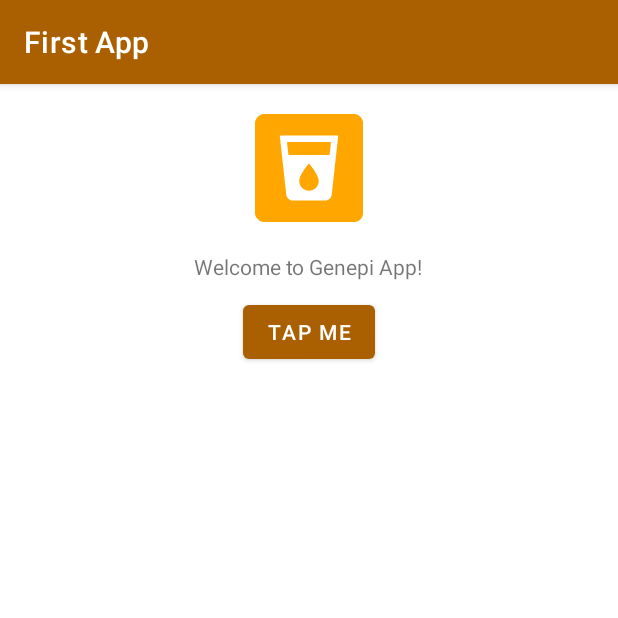
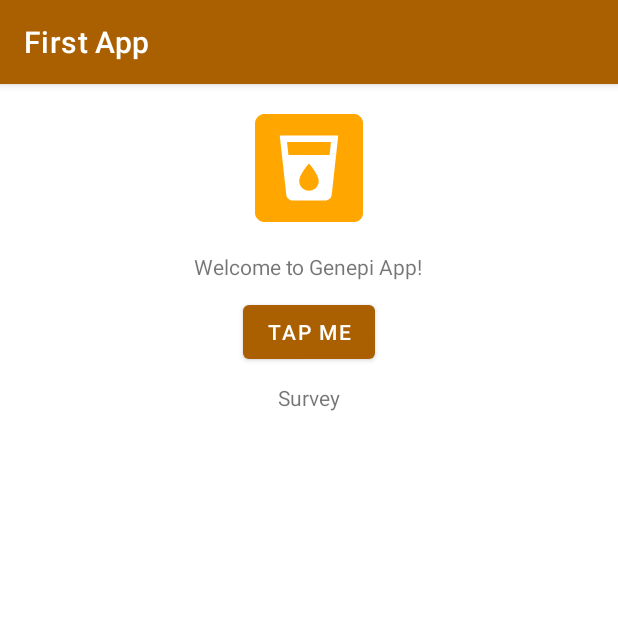
Before and after one commit to NANS05/Genepi, an Android app: the screen it shows after launch (MainActivity), on a phone screen of 412 x 824 dp, the top half of it. Run offline under Robolectric (Android 15) with nearby library versions, the light colour scheme and no system bars.

Commit message:
Début du formulaire sur la page d'accueil

```diff
--- a/app/src/main/res/layout/activity_main.xml
+++ b/app/src/main/res/layout/activity_main.xml
@@ -37,4 +37,12 @@
             android:layout_gravity="center_horizontal"
     />
 
+    <TextView
+            android:text="@string/title_form"
+
+            android:layout_width="wrap_content"
+            android:layout_height="wrap_content"
+            android:layout_gravity="center_horizontal"
+    />
+
 </LinearLayout>
--- a/app/src/main/res/values/strings.xml
+++ b/app/src/main/res/values/strings.xml
@@ -3,4 +3,6 @@
     <string name="text_hello">Welcome to Genepi App!</string>
     <string name="text_button_toast">Tap me</string>
     <string name="text_toast">The Toast</string>
+
+    <string name="title_form">Survey</string>
 </resources>
```
Also changed, not shown: 1 other file.
